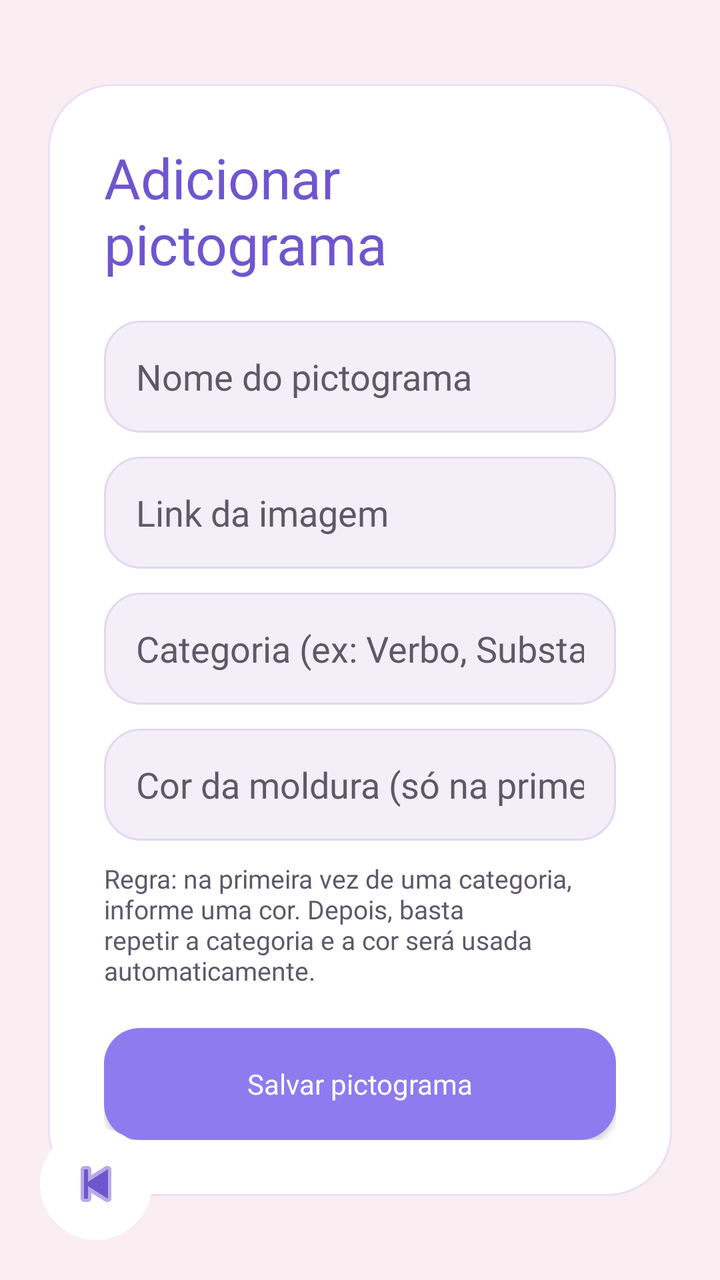
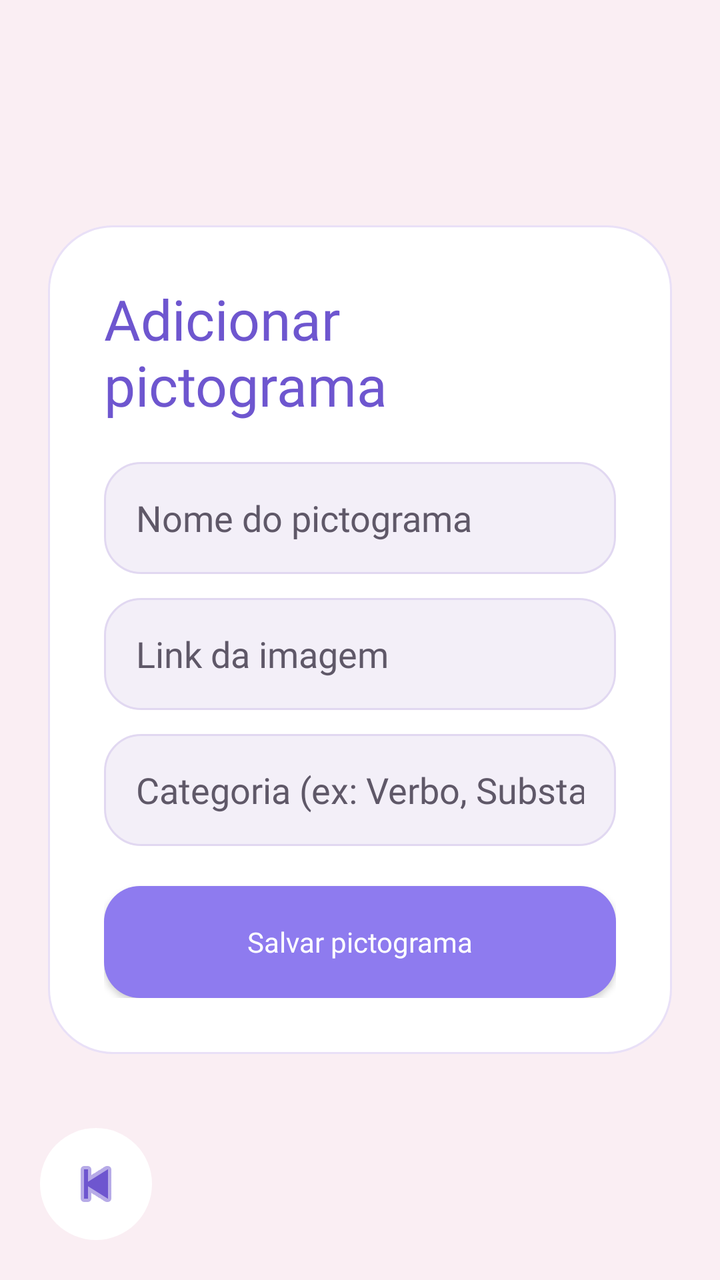

The first picture is an Android layout as it rendered before a commit; the second is the same layout after the commit. The layout source and the unified diff follow.
<!-- AndroidManifest.xml: application theme Theme.Testando -->
<!-- res/layout/activity_add_pictogram.xml -->
<?xml version="1.0" encoding="utf-8"?>
<FrameLayout xmlns:android="http://schemas.android.com/apk/res/android"
    xmlns:app="http://schemas.android.com/apk/res-auto"
    android:layout_width="match_parent"
    android:layout_height="match_parent">

    <ScrollView
        android:layout_width="match_parent"
        android:layout_height="match_parent"
        android:background="@drawable/bg_screen_pink"
        android:fillViewport="true">

        <LinearLayout
            android:layout_width="match_parent"
            android:layout_height="match_parent"
            android:orientation="vertical"
            android:gravity="center"
            android:padding="24dp">

            <LinearLayout
                android:layout_width="match_parent"
                android:layout_height="wrap_content"
                android:background="@drawable/bg_card"
                android:orientation="vertical"
                android:padding="28dp">

                <TextView
                    style="@style/TextTitle"
                    android:layout_width="wrap_content"
                    android:layout_height="wrap_content"
                    android:text="Adicionar pictograma"
                    android:textSize="28sp" />

                <EditText
                    android:id="@+id/etPictogramName"
                    android:layout_width="match_parent"
                    android:layout_height="56dp"
                    android:layout_marginTop="20dp"
                    android:background="@drawable/bg_input"
                    android:hint="Nome do pictograma"
                    android:textColor="@color/text_title"
                    android:textColorHint="@color/text_body"
                    android:fontFamily="@font/raleway_regular"
                    android:singleLine="true"
                    android:paddingHorizontal="16dp" />

                <EditText
                    android:id="@+id/etPictogramLink"
                    android:layout_width="match_parent"
                    android:layout_height="56dp"
                    android:layout_marginTop="12dp"
                    android:background="@drawable/bg_input"
                    android:hint="Link da imagem"
                    android:textColor="@color/text_title"
                    android:textColorHint="@color/text_body"
                    android:fontFamily="@font/raleway_regular"
                    android:singleLine="true"
                    android:paddingHorizontal="16dp" />

                <EditText
                    android:id="@+id/etPictogramCategory"
                    android:layout_width="match_parent"
                    android:layout_height="56dp"
                    android:layout_marginTop="12dp"
                    android:background="@drawable/bg_input"
                    android:hint="Categoria (ex: Verbo, Substantivo)"
                    android:textColor="@color/text_title"
                    android:textColorHint="@color/text_body"
                    android:fontFamily="@font/raleway_regular"
                    android:singleLine="true"
                    android:paddingHorizontal="16dp" />

                <EditText
                    android:id="@+id/etPictogramBorderColor"
                    android:layout_width="match_parent"
                    android:layout_height="56dp"
                    android:layout_marginTop="12dp"
                    android:background="@drawable/bg_input"
                    android:hint="Cor da moldura (só na primeira vez da categoria)"
                    android:textColor="@color/text_title"
                    android:textColorHint="@color/text_body"
                    android:fontFamily="@font/raleway_regular"
                    android:singleLine="true"
                    android:paddingHorizontal="16dp" />

                <TextView
                    style="@style/TextBody"
                    android:layout_width="match_parent"
                    android:layout_height="wrap_content"
                    android:layout_marginTop="10dp"
                    android:text="Regra: na primeira vez de uma categoria, informe uma cor. Depois, basta repetir a categoria e a cor será usada automaticamente."
                    android:textSize="13sp" />

                <Button
                    style="@style/ButtonText"
                    android:id="@+id/btnSavePictogram"
                    android:layout_width="match_parent"
                    android:layout_height="56dp"
                    android:layout_marginTop="20dp"
                    android:background="@drawable/bg_button_primary"
                    android:text="Salvar pictograma"
                    android:textColor="@color/text_white" />

            </LinearLayout>
        </LinearLayout>
    </ScrollView>

    <ImageView
        android:id="@+id/btnBack"
        android:layout_width="56dp"
        android:layout_height="56dp"
        android:layout_gravity="bottom|start"
        android:layout_margin="20dp"
        android:background="@drawable/bg_back_circle"
        android:src="@android:drawable/ic_media_previous"
        android:padding="12dp"
        app:tint="@color/title_purple" />

</FrameLayout>
<!-- resources referenced by this layout -->
<resources>
  <color name="text_body">#5F5868</color>
  <color name="text_title">#2F2A35</color>
  <color name="text_white">#FFFFFF</color>
  <color name="title_purple">#6E56CF</color>
  <!-- drawable bg_back_circle (drawable) -->
  <?xml version="1.0" encoding="utf-8"?>
  <shape xmlns:android="http://schemas.android.com/apk/res/android">
      <solid android:color="#FFFFFF"/>
      <corners android:radius="50dp"/>
      <size android:width="56dp" android:height="56dp"/>
      <elevation android:shadowColor="#22000000"/>
  </shape>
  <!-- drawable bg_button_primary (drawable) -->
  <?xml version="1.0" encoding="utf-8"?>
  <shape xmlns:android="http://schemas.android.com/apk/res/android">
      <solid android:color="@color/primary_pastel" />
      <corners android:radius="18dp" />
  </shape>
  <!-- drawable bg_card (drawable) -->
  <?xml version="1.0" encoding="utf-8"?>
  <shape xmlns:android="http://schemas.android.com/apk/res/android">
      <solid android:color="@color/card_white" />
      <corners android:radius="32dp" />
      <stroke
          android:width="1dp"
          android:color="@color/card_border" />
      <padding
          android:left="2dp"
          android:top="2dp"
          android:right="2dp"
          android:bottom="2dp" />
  </shape>
  <!-- drawable bg_input (drawable) -->
  <?xml version="1.0" encoding="utf-8"?>
  <shape xmlns:android="http://schemas.android.com/apk/res/android">
      <solid android:color="@color/input_bg" />
      <corners android:radius="18dp" />
      <stroke
          android:width="1dp"
          android:color="@color/input_border" />
  </shape>
  <!-- drawable bg_screen_pink (drawable) -->
  <?xml version="1.0" encoding="utf-8"?>
  <shape xmlns:android="http://schemas.android.com/apk/res/android">
      <solid android:color="@color/bg_pink" />
  </shape>
  <style name="ButtonText">
          <item name="android:fontFamily">@font/raleway_bold</item>
          <item name="android:textAllCaps">false</item>
      </style>
  <style name="TextBody">
          <item name="android:fontFamily">@font/raleway_regular</item>
          <item name="android:textColor">@color/text_body</item>
      </style>
  <style name="TextTitle">
          <item name="android:fontFamily">@font/raleway_bold</item>
          <item name="android:textColor">@color/title_purple</item>
      </style>
  <style name="Theme.Testando" parent="Theme.AppCompat.Light.NoActionBar" />
  <color name="primary_pastel">#8E7BEF</color>
  <color name="card_white">#FFFFFF</color>
  <color name="card_border">#E9E0F7</color>
  <color name="input_bg">#F3EFF8</color>
  <color name="input_border">#E1D8F1</color>
  <color name="bg_pink">#FAEEF3</color>
</resources>

<!-- the commit's change to res/layout/activity_add_pictogram.xml (unified diff, before → after) -->
@@ -70,27 +70,6 @@
                     android:singleLine="true"
                     android:paddingHorizontal="16dp" />
 
-                <EditText
-                    android:id="@+id/etPictogramBorderColor"
-                    android:layout_width="match_parent"
-                    android:layout_height="56dp"
-                    android:layout_marginTop="12dp"
-                    android:background="@drawable/bg_input"
-                    android:hint="Cor da moldura (só na primeira vez da categoria)"
-                    android:textColor="@color/text_title"
-                    android:textColorHint="@color/text_body"
-                    android:fontFamily="@font/raleway_regular"
-                    android:singleLine="true"
-                    android:paddingHorizontal="16dp" />
-
-                <TextView
-                    style="@style/TextBody"
-                    android:layout_width="match_parent"
-                    android:layout_height="wrap_content"
-                    android:layout_marginTop="10dp"
-                    android:text="Regra: na primeira vez de uma categoria, informe uma cor. Depois, basta repetir a categoria e a cor será usada automaticamente."
-                    android:textSize="13sp" />
-
                 <Button
                     style="@style/ButtonText"
                     android:id="@+id/btnSavePictogram"
<!-- resource entries referenced after the edit -->
@@ -50,10 +50,6 @@
           <item name="android:fontFamily">@font/raleway_bold</item>
           <item name="android:textAllCaps">false</item>
       </style>
-  <style name="TextBody">
-          <item name="android:fontFamily">@font/raleway_regular</item>
-          <item name="android:textColor">@color/text_body</item>
-      </style>
   <style name="TextTitle">
           <item name="android:fontFamily">@font/raleway_bold</item>
           <item name="android:textColor">@color/title_purple</item>
